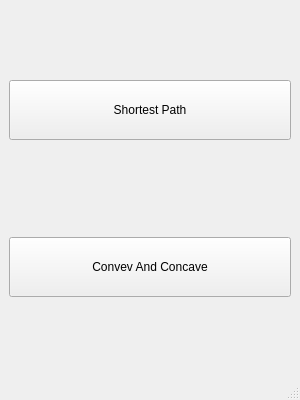
Shotest-Path/Shortest-Path-Main-Repo, file GUI/mainwindow.ui: the form before one commit.
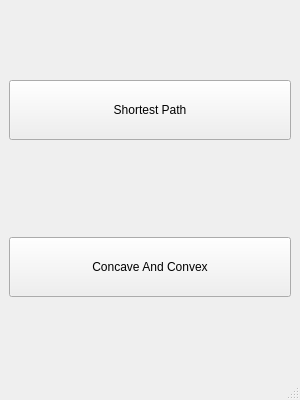
The form after the commit.

```diff
--- a/GUI/mainwindow.ui
+++ b/GUI/mainwindow.ui
@@ -76,7 +76,7 @@
          </size>
         </property>
         <property name="text">
-         <string>Convev And Concave</string>
+         <string>Concave And Convex</string>
         </property>
        </widget>
       </item>
```
Left out of the diff: 2 changed lines with no effect on the pictures.
